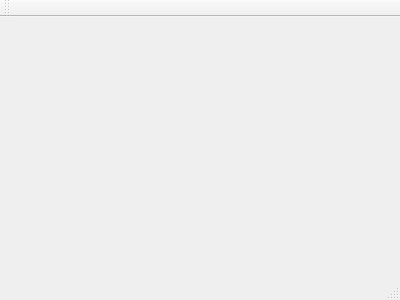
Old version of the form Desktop/Station/mainwindow.ui in the repository Gualtix/Trivago.
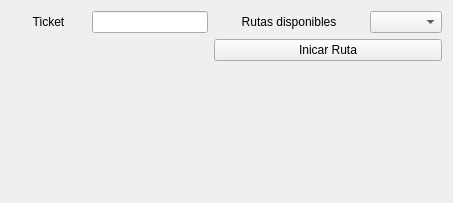
New version of the form.

```diff
--- a/Desktop/Station/mainwindow.ui
+++ b/Desktop/Station/mainwindow.ui
@@ -1,24 +1,117 @@
 <ui version="4.0">
  <class>MainWindow</class>
- <widget class="QMainWindow" name="MainWindow" >
-  <property name="geometry" >
+ <widget class="QMainWindow" name="MainWindow">
+  <property name="geometry">
    <rect>
     <x>0</x>
     <y>0</y>
-    <width>400</width>
-    <height>300</height>
+    <width>453</width>
+    <height>203</height>
    </rect>
   </property>
   <property name="windowTitle" >
    <string>MainWindow</string>
   </property>
-  <widget class="QMenuBar" name="menuBar" />
-  <widget class="QToolBar" name="mainToolBar" />
-  <widget class="QWidget" name="centralWidget" />
-  <widget class="QStatusBar" name="statusBar" />
+  <widget class="QWidget" name="centralWidget">
+   <layout class="QGridLayout" name="gridLayout_2">
+    <item row="0" column="0">
+     <layout class="QGridLayout" name="gridLayout">
+      <item row="0" column="0">
+       <widget class="QLabel" name="lblTicket">
+        <property name="minimumSize">
+         <size>
+          <width>75</width>
+          <height>0</height>
+         </size>
+        </property>
+        <property name="maximumSize">
+         <size>
+          <width>100</width>
+          <height>16777215</height>
+         </size>
+        </property>
+        <property name="text">
+         <string>&lt;html&gt;&lt;head/&gt;&lt;body&gt;&lt;p align=&quot;center&quot;&gt;Ticket&lt;/p&gt;&lt;/body&gt;&lt;/html&gt;</string>
+        </property>
+       </widget>
+      </item>
+      <item row="0" column="1">
+       <widget class="QLineEdit" name="edtTicket">
+        <property name="minimumSize">
+         <size>
+          <width>100</width>
+          <height>0</height>
+         </size>
+        </property>
+        <property name="maximumSize">
+         <size>
+          <width>150</width>
+          <height>16777215</height>
+         </size>
+        </property>
+       </widget>
+      </item>
+      <item row="0" column="2">
+       <widget class="QLabel" name="lblRutas">
+        <property name="minimumSize">
+         <size>
+          <width>150</width>
+          <height>0</height>
+         </size>
+        </property>
+        <property name="maximumSize">
+         <size>
+          <width>150</width>
+          <height>16777215</height>
+         </size>
+        </property>
+        <property name="text">
+         <string>&lt;html&gt;&lt;head/&gt;&lt;body&gt;&lt;p&gt;Rutas disponibles&lt;/p&gt;&lt;/body&gt;&lt;/html&gt;</string>
+        </property>
+        <property name="alignment">
+         <set>Qt::AlignCenter</set>
+        </property>
+        <property name="wordWrap">
+         <bool>true</bool>
+        </property>
+       </widget>
+      </item>
+      <item row="0" column="3">
+       <widget class="QComboBox" name="cmbRutas"/>
+      </item>
+      <item row="1" column="2" colspan="2">
+       <widget class="QPushButton" name="pushButton">
+        <property name="text">
+         <string>Inicar Ruta</string>
+        </property>
+       </widget>
+      </item>
+      <item row="1" column="0" colspan="2">
+       <spacer name="horizontalSpacer">
+        <property name="orientation">
+         <enum>Qt::Horizontal</enum>
+        </property>
+        <property name="sizeHint" stdset="0">
+         <size>
+          <width>30</width>
+          <height>20</height>
+         </size>
+        </property>
+       </spacer>
+      </item>
+     </layout>
+    </item>
+    <item row="1" column="0">
+     <widget class="QLabel" name="lblState">
+      <property name="text">
+       <string/>
+      </property>
+     </widget>
+    </item>
+   </layout>
+  </widget>
  </widget>
- <layoutDefault spacing="6" margin="11" />
- <pixmapfunction></pixmapfunction>
+ <layoutdefault spacing="6" margin="11"/>
  <resources/>
  <connections/>
 </ui>
```
Left out of the diff: 3 changed lines with no effect on the pictures.
